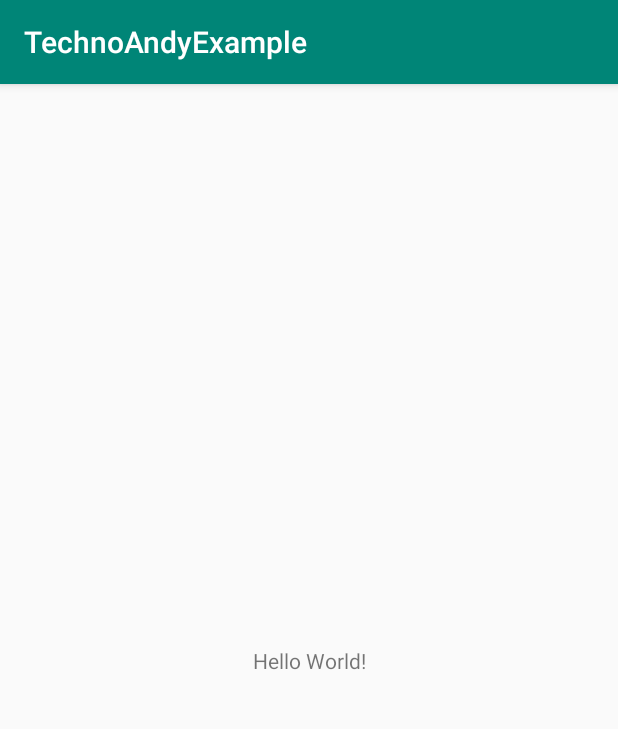
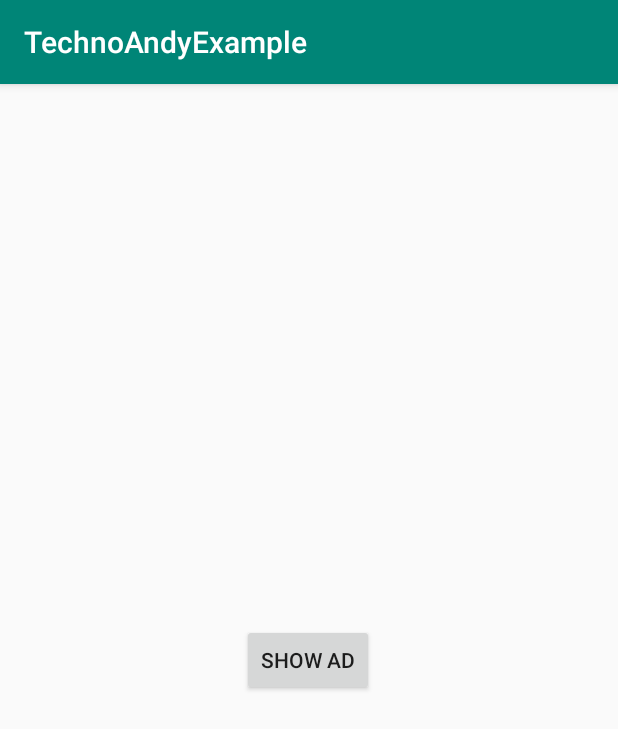
Before and after one commit to TheVoiceGroup/TechnoAndroid, an Android app: the screen it shows after launch (MainActivity), on a phone screen of 412 x 824 dp. Shown: the top 729 px of the screen. Run offline under Robolectric (Android 15) with nearby library versions, the phone set to English and light mode, and no system bars; our stand-ins replace AdMob; libraries missing offline, so code that uses them is left out: com.facebook.ads.

Commit message:
Advertisement is completed and ready to show ad.

```diff
--- a/app/src/main/java/tvg/com/technoandyexample/MainActivity.java
+++ b/app/src/main/java/tvg/com/technoandyexample/MainActivity.java
@@ -3,20 +3,66 @@ package tvg.com.technoandyexample;
 import androidx.appcompat.app.AppCompatActivity;
 
 import android.os.Bundle;
+import android.view.View;
+import android.widget.Button;
+import android.widget.LinearLayout;
+import android.widget.Toast;
 
+import tvg.com.technoandy.ADTYPE;
+import tvg.com.technoandy.Advertisement;
+import tvg.com.technoandy.AdvertisementListener;
 import tvg.com.technoandy.PreferenceHelper;
 
 public class MainActivity extends AppCompatActivity {
 
     PreferenceHelper preferenceHelper;
+    Button btn_showad;
+    Advertisement advertisement;
+    LinearLayout ad_view;
 
     @Override
     protected void onCreate(Bundle savedInstanceState) {
         super.onCreate(savedInstanceState);
         setContentView(R.layout.activity_main);
 
-        preferenceHelper = new PreferenceHelper(this, "APPNAME");
-        preferenceHelper.SaveString("Key", "Value");
-        String savedvalue = preferenceHelper.GetString("Key", "");
+        btn_showad = findViewById(R.id.btn_showad);
+        ad_view = findViewById(R.id.ad_view);
+        advertisement = new Advertisement(this);
+        advertisement.LoadInterstitialAd(ADTYPE.ADMOB, "ca-app-pub-3940256099942544/1033173712");
+        advertisement.ShowBannerAd(ADTYPE.ADMOB, ad_view, "ca-app-pub-3940256099942544/6300978111");
+
+        btn_showad.setOnClickListener(new View.OnClickListener() {
+            @Override
+            public void onClick(View v) {
+                advertisement.ShowInterstitialAD(ADTYPE.ADMOB);
+            }
+        });
+
+        advertisement.advertismentListener = new AdvertisementListener() {
+            @Override
+            public void onAdLoaded() {
+                Toast.makeText(MainActivity.this, "Ad Loaded", Toast.LENGTH_SHORT).show();
+            }
+
+            @Override
+            public void onAdClicked() {
+                Toast.makeText(MainActivity.this, "Ad Clicked", Toast.LENGTH_SHORT).show();
+            }
+
+            @Override
+            public void onAdClosed() {
+                Toast.makeText(MainActivity.this, "Ad Closed", Toast.LENGTH_SHORT).show();
+            }
+
+            @Override
+            public void onAdFailed(String Error) {
+                Toast.makeText(MainActivity.this, "Ad Failed", Toast.LENGTH_SHORT).show();
+            }
+
+            @Override
+            public void onAdOff() {
+                Toast.makeText(MainActivity.this, "Ad Off", Toast.LENGTH_SHORT).show();
+            }
+        };
     }
 }
--- a/app/src/main/res/layout/activity_main.xml
+++ b/app/src/main/res/layout/activity_main.xml
@@ -6,13 +6,24 @@
     android:layout_height="match_parent"
     tools:context=".MainActivity">
 
-    <TextView
+    <Button
+        android:id="@+id/btn_showad"
         android:layout_width="wrap_content"
         android:layout_height="wrap_content"
-        android:text="Hello World!"
+        android:gravity="center"
+        android:text="SHOw AD"
         app:layout_constraintBottom_toBottomOf="parent"
-        app:layout_constraintLeft_toLeftOf="parent"
-        app:layout_constraintRight_toRightOf="parent"
-        app:layout_constraintTop_toTopOf="parent" />
+        app:layout_constraintEnd_toEndOf="parent"
+        app:layout_constraintHorizontal_bias="0.498"
+        app:layout_constraintStart_toStartOf="parent"
+        app:layout_constraintTop_toTopOf="parent"
+        tools:ignore="MissingConstraints" />
+
+    <LinearLayout
+        android:id="@+id/ad_view"
+        android:layout_width="match_parent"
+        android:layout_height="wrap_content"
+        android:orientation="vertical"
+        app:layout_constraintBottom_toBottomOf="parent" />
 
 </androidx.constraintlayout.widget.ConstraintLayout>
--- a/technoandy/build.gradle
+++ b/technoandy/build.gradle
@@ -34,8 +34,10 @@ dependencies {
     androidTestImplementation 'androidx.test.espresso:espresso-core:3.2.0'
     implementation 'com.squareup.picasso:picasso:2.71828'
     implementation 'com.loopj.android:android-async-http:1.4.9'
-    implementation 'com.google.android.gms:play-services-ads:15.0.1'
-    implementation 'com.google.android.gms:play-services-gcm:15.0.1'
     implementation 'com.scottyab:rootbeer-lib:0.0.7'
     implementation 'com.google.code.gson:gson:2.8.6'
+    implementation 'com.google.firebase:firebase-ads:17.0.0'
+    implementation('com.facebook.android:audience-network-sdk:5.5.0') {
+        exclude group: "com.google.android.gms"
+    }
 }
--- a/technoandy/src/main/AndroidManifest.xml
+++ b/technoandy/src/main/AndroidManifest.xml
@@ -3,7 +3,10 @@
     package="tvg.com.technoandy">
 
     <application>
-        <activity android:name=".GalleryPicker"></activity>
+        <activity android:name=".GalleryPicker"/>
+        <meta-data
+            android:name="com.google.android.gms.ads.AD_MANAGER_APP"
+            android:value="true"/>
     </application>
 
 </manifest>
--- /dev/null
+++ b/technoandy/src/main/java/tvg/com/technoandy/ADTYPE.java
@@ -0,0 +1,7 @@
+package tvg.com.technoandy;
+
+public enum ADTYPE {
+    FACEBOOK,
+    ADMOB,
+    OFF,
+}
--- a/technoandy/src/main/java/tvg/com/technoandy/Advertisement.java
+++ b/technoandy/src/main/java/tvg/com/technoandy/Advertisement.java
@@ -1,66 +1,169 @@
 package tvg.com.technoandy;
 
 import android.content.Context;
-import android.content.Intent;
+import android.util.Log;
+import android.view.View;
+import android.widget.LinearLayout;
 
+import com.facebook.ads.AdError;
+import com.facebook.ads.InterstitialAdListener;
 import com.google.android.gms.ads.AdListener;
 import com.google.android.gms.ads.AdRequest;
+import com.google.android.gms.ads.AdSize;
+import com.google.android.gms.ads.AdView;
 import com.google.android.gms.ads.InterstitialAd;
 
 public class Advertisement {
 
     private Context context;
     private InterstitialAd interstitialAdmob;
-    Logger logger;
+    private com.facebook.ads.InterstitialAd interstitialAdfb;
+    public AdvertisementListener advertismentListener;
 
     public Advertisement(Context context){
         this.context = context;
     }
 
-    public void LoadAdmobAd(String InterstitialID){
-        interstitialAdmob = new InterstitialAd(context);
-        interstitialAdmob.setAdUnitId(InterstitialID);
-        interstitialAdmob.loadAd(new AdRequest.Builder().build());
+    public void ShowBannerAd(ADTYPE type, LinearLayout adlayout, String BannerID){
+        switch (type){
+            case ADMOB:
+                AdView mAdView = new AdView(context);
+                mAdView.setAdSize(AdSize.SMART_BANNER);
+                mAdView.setAdUnitId(BannerID);
+                AdRequest.Builder builder = new AdRequest.Builder();
+
+                mAdView.loadAd(builder.build());
+                adlayout.addView(mAdView);
+                break;
+            case FACEBOOK:
+                com.facebook.ads.AdView adView = new com.facebook.ads.AdView(context, BannerID, com.facebook.ads.AdSize.BANNER_HEIGHT_50);
+                adlayout.addView(adView);
+                adView.loadAd();
+                break;
+            case OFF:
+                adlayout.setVisibility(View.GONE);
+                break;
+        }
     }
 
-//    public void ShowAdmobAd(){
-//        interstitialAdmob.setAdListener(new AdListener() {
-//            @Override
-//            public void onAdLoaded() {
-//                // TODO Auto-generated method stub
-//                super.onAdLoaded();
-//                if (interstitialAdmob.isLoaded()) {
-//                    interstitialAdmob.show();
-//                }
-//            }
-//
-//            @Override
-//            public void onAdOpened() {
-//
-//            }
-//
-//            public void onAdClosed() {
-//                setAdaptertoMainScreen();
-//            }
-//
-//            @Override
-//            public void onAdFailedToLoad(int errorCode) {
-//                //    finish();
-//                if (isFirstTime()) {
-//                    Intent i = new Intent(context, OnBoardingActivity.class);
-//                    context.startActivity(i);
-//                } else {
-//                    Intent i = new Intent(getBaseContext(), MainActivity.class);
-//                    startActivity(i);
-//                    finish();
-//                }
-//            }
-//
-//            @Override
-//            public void onAdClicked() {
-//                super.onAdClicked();
-//                logger.LOGACTIVITY(Constants.POST_USERSTATUS, "SPLASH_INTERSTITAL_ADMOB");
-//            }
-//        }
-//    }
+    public void LoadInterstitialAd(ADTYPE type, String InterstitialID){
+        switch (type){
+            case ADMOB:
+                interstitialAdmob = new InterstitialAd(context);
+                interstitialAdmob.setAdUnitId(InterstitialID);
+                interstitialAdmob.loadAd(new AdRequest.Builder().build());
+                ADLISTENER(type);
+                break;
+            case FACEBOOK:
+                interstitialAdfb = new com.facebook.ads.InterstitialAd(context, InterstitialID);
+                interstitialAdfb.loadAd();
+                ADLISTENER(type);
+                break;
+            case OFF:
+                ADLISTENER(type);
+                break;
+
+        }
+    }
+
+    public void ShowInterstitialAD(ADTYPE type){
+        switch (type){
+            case ADMOB:
+                if (interstitialAdmob.isLoaded() && interstitialAdmob!=null){
+                    interstitialAdmob.show();
+                }else {
+                    if (interstitialAdmob==null){
+                        Log.d("ADMOB", "Interstitial Ad is not Initialized");
+                    } else {
+                        Log.d("ADMOB", "Interstitial Ad is not loaded");
+                    }
+                }
+                break;
+            case FACEBOOK:
+                if (interstitialAdfb.isAdLoaded() && interstitialAdfb!=null){
+                    interstitialAdfb.show();
+                }else {
+                    if (interstitialAdfb==null){
+                        Log.d("FACEBOOK", "Interstitial Ad is not Initialized");
+                    } else {
+                        Log.d("FACEBOOK", "Interstitial Ad is not loaded");
+                    }
+                }
+                break;
+            case OFF:
+                Log.d("OFF", "AD IS OFF");
+                break;
+        }
+    }
+
+    private void ADLISTENER(ADTYPE type){
+        switch (type){
+            case ADMOB:
+                interstitialAdmob.setAdListener(new AdListener() {
+                    @Override
+                    public void onAdLoaded() {
+                        advertismentListener.onAdLoaded();
+
+                    }
+
+                    @Override
+                    public void onAdOpened() {
+
+                    }
+
+                    public void onAdClosed() {
+                        advertismentListener.onAdClosed();
+
+                    }
+
+                    @Override
+                    public void onAdFailedToLoad(int errorCode) {
+                        advertismentListener.onAdFailed("Error: " + String.valueOf(errorCode));
+                    }
+
+                    @Override
+                    public void onAdClicked() {
+                        advertismentListener.onAdClicked();
+                    }
+                });
+                break;
+            case FACEBOOK:
+                interstitialAdfb.setAdListener(new InterstitialAdListener() {
+                    @Override
+                    public void onInterstitialDisplayed(com.facebook.ads.Ad ad) {
+
+                    }
+
+                    @Override
+                    public void onInterstitialDismissed(com.facebook.ads.Ad ad) {
+                        advertismentListener.onAdClosed();
+                    }
+
+                    @Override
+                    public void onError(com.facebook.ads.Ad ad, AdError adError) {
+                        advertismentListener.onAdFailed(adError.getErrorMessage());
+                    }
+
+                    @Override
+                    public void onAdLoaded(com.facebook.ads.Ad ad) {
+                        advertismentListener.onAdLoaded();
+                    }
+
+                    @Override
+                    public void onAdClicked(com.facebook.ads.Ad ad) {
+                        advertismentListener.onAdClicked();
+                    }
+
+                    @Override
+                    public void onLoggingImpression(com.facebook.ads.Ad ad) {
+
+                    }
+                });
+                break;
+            case OFF:
+                advertismentListener.onAdOff();
+                break;
+
+        }
+    }
 }
--- /dev/null
+++ b/technoandy/src/main/java/tvg/com/technoandy/AdvertisementListener.java
@@ -0,0 +1,9 @@
+package tvg.com.technoandy;
+
+public interface AdvertisementListener {
+    void onAdLoaded();
+    void onAdClicked();
+    void onAdClosed();
+    void onAdFailed(String Error);
+    void onAdOff();
+}
--- a/technoandy/src/main/java/tvg/com/technoandy/PreferenceHelper.java
+++ b/technoandy/src/main/java/tvg/com/technoandy/PreferenceHelper.java
@@ -4,7 +4,9 @@ import android.content.Context;
 import android.content.SharedPreferences;
 
 import com.google.gson.Gson;
+import com.google.gson.reflect.TypeToken;
 
+import java.lang.reflect.Type;
 import java.util.ArrayList;
 import java.util.Set;
 
@@ -13,6 +15,9 @@ public class PreferenceHelper {
     private Context context;
     private String MainKey;
     private Gson JSON = new Gson();
+    Type typeOfObject = new TypeToken<Object>() {
+    }.getType();
+
 
     public PreferenceHelper(Context context, String MainKey){
         this.context = context;
```
